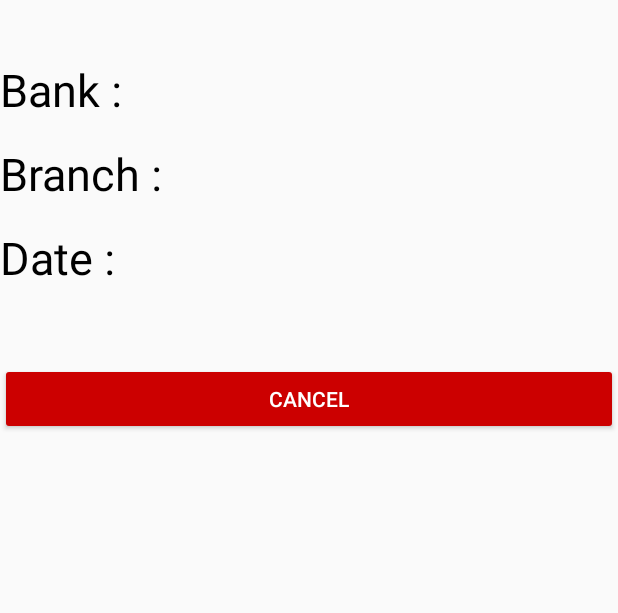
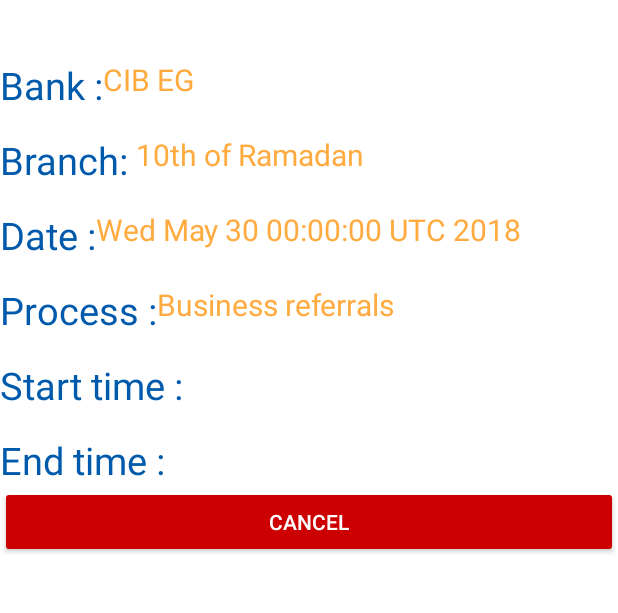
Before and after one commit to ahmedHusseinF/cib-reserve-android, an Android app: the SummaryActivity screen opened directly, with no data from a screen before it, on a phone screen of 412 x 824 dp, the part 297-910 px from its top. Run offline under Robolectric (Android 15) with nearby library versions, the phone set to English and light mode, and no system bars; our stand-ins replace Firebase (no records; nobody signed in at launch, a user with empty details on screens opened directly); libraries missing offline, so code that uses them is left out: com.androidnetworking, com.androidnetworking.common, com.androidnetworking.error, com.androidnetworking.interfaces.

Commit message:
done most of summary

```diff
--- a/app/src/main/java/com/cibeg/cibreserve/ProcessActivity.java
+++ b/app/src/main/java/com/cibeg/cibreserve/ProcessActivity.java
@@ -276,6 +276,7 @@ public class ProcessActivity extends AppCompatActivity {
             // Format the date using style full
             DateFormat df_full = DateFormat.getDateInstance(DateFormat.FULL);
             String df_full_str = df_full.format(chosenDate);
+
             SimpleDateFormat sdf = new SimpleDateFormat("EEEE");
             Date d_name = chosenDate;
             String dayOfTheWeek = sdf.format(d_name);
@@ -293,6 +294,7 @@ public class ProcessActivity extends AppCompatActivity {
                 tv.setTextColor(Color.parseColor("#3F51B5"));
                 tv.setTextSize(20);
                 tv.setText("Choosen date:" + "\n" + df_full_str);
+
                 s_process.setEnabled(true);
                 getActivity().findViewById(R.id.fabProcess).setEnabled(true);
                 ChosenDateisRight = true;
--- a/app/src/main/java/com/cibeg/cibreserve/SlotsActivity.java
+++ b/app/src/main/java/com/cibeg/cibreserve/SlotsActivity.java
@@ -115,13 +115,22 @@ public class SlotsActivity extends AppCompatActivity {
                 String end = "";
 
                 for(int i=0;i<radiosArray.size();i++){
-                    // hhhhh
+                    if(radiosArray.get(i).isChecked()){
+                        start = radiosArray.get(i).getText().toString().split("-")[0];
+                        end = radiosArray.get(i).getText().toString().split("-")[1];
+                        break; // get only radio button
+                    }
                 }
 
                 if(start.isEmpty()){
                     Toast.makeText(SlotsActivity.this, "Please select a slot first...", Toast.LENGTH_LONG).show();
+                    return;
                 }
 
+                SharedPreferences.Editor edits = prefs.edit();
+                edits.putString("start", start);
+                edits.putString("end", end);
+                edits.apply();
 
                 // reserve the thing
                 AndroidNetworking
--- a/app/src/main/java/com/cibeg/cibreserve/SummaryActivity.java
+++ b/app/src/main/java/com/cibeg/cibreserve/SummaryActivity.java
@@ -3,23 +3,24 @@ package com.cibeg.cibreserve;
 import android.content.DialogInterface;
 import android.content.Intent;
 import android.content.SharedPreferences;
+import android.os.Bundle;
 import android.support.v7.app.AlertDialog;
 import android.support.v7.app.AppCompatActivity;
-import android.os.Bundle;
-import android.util.Log;
 import android.view.View;
+import android.widget.TextView;
 import android.widget.Toast;
 
 import com.androidnetworking.AndroidNetworking;
 import com.androidnetworking.common.Priority;
 import com.androidnetworking.error.ANError;
-import com.androidnetworking.interfaces.JSONArrayRequestListener;
 import com.androidnetworking.interfaces.StringRequestListener;
 import com.google.firebase.auth.FirebaseAuth;
 
-import org.json.JSONArray;
+import java.text.ParseException;
+import java.text.SimpleDateFormat;
+import java.util.Locale;
 
-public class SummaryActivity extends AppCompatActivity {
+public class SummaryActivity extends AppCompatActivity { // 5od screenshoot wngz w8
 
     @Override
     protected void onCreate(Bundle savedInstanceState) {
@@ -29,6 +30,50 @@ public class SummaryActivity extends AppCompatActivity {
         if (getActionBar() != null) {
             getActionBar().hide();
         }
+
+
+        SharedPreferences prefs = getSharedPreferences("MY_OWN_PREFERENCE", MODE_PRIVATE);
+
+
+        final String branch = prefs.getString("branch", " 10th of Ramadan");
+        final String bank = prefs.getString("bank", "CIB EG");
+        final String service = prefs.getString("service", "Business referrals");
+        final String date = prefs.getString("date", "20180530");
+
+        final String start=prefs.getString("start","");
+        final String end=prefs.getString("end","");
+
+        TextView bank_name =findViewById(R.id.sum_bank_name);
+        bank_name.setText(bank);
+
+        TextView branch_name =findViewById(R.id.sum_branch_name);
+        branch_name.setText(branch);
+
+
+        TextView date_name =findViewById(R.id.sum_date_name);
+        SimpleDateFormat fromUser = new SimpleDateFormat("yyyyMMdd", Locale.ENGLISH);
+        String newDate = "";
+        try {
+            newDate = fromUser.parse(date).toString();
+        } catch (ParseException e) {
+            e.printStackTrace();
+        }
+        date_name.setText(newDate);
+
+        TextView process_name =findViewById(R.id.sum_process_name);
+        process_name.setText(service);
+
+        TextView start_name =findViewById(R.id.sum_start_name);
+        start_name.setText(start);
+
+        TextView end_name =findViewById(R.id.sum_end_name);
+        end_name.setText(end);
+
+
+
+
+
+
 
 
         findViewById(R.id.cancel_button).setOnClickListener(new View.OnClickListener() {
--- a/app/src/main/res/layout/activity_summary.xml
+++ b/app/src/main/res/layout/activity_summary.xml
@@ -5,6 +5,7 @@
     xmlns:tools="http://schemas.android.com/tools"
     android:layout_width="match_parent"
     android:layout_height="match_parent"
+    android:background="@color/white"
     tools:context=".SummaryActivity">
 
     <ImageView
@@ -18,67 +19,135 @@
 
     <TextView
         android:id="@+id/sum_bank_label"
-        android:textColor="@android:color/black"
         android:layout_below="@id/summary_logo"
         android:layout_width="wrap_content"
         android:layout_height="wrap_content"
         android:layout_marginTop="15dp"
+        android:textColor="@color/primary"
         android:text="Bank :"
-        android:textSize="30sp" />
+        android:textSize="25sp" />
 
     <TextView
         android:id="@+id/sum_bank_name"
         android:layout_width="wrap_content"
         android:layout_height="wrap_content"
-        android:textColor="@android:color/black"
-        android:textSize="30sp"
+        android:textColor="@color/accent"
+        android:textSize="20sp"
+        android:text=""
         android:layout_marginTop="15dp"
         android:layout_below="@id/summary_logo"
         android:layout_toEndOf="@id/sum_bank_label"/>
 
     <TextView
         android:id="@+id/sum_branch_label"
-        android:textColor="@android:color/black"
+        android:textColor="@color/primary"
         android:layout_below="@id/sum_bank_label"
         android:layout_width="wrap_content"
         android:layout_height="wrap_content"
         android:layout_marginTop="15dp"
-        android:text="Branch :"
-        android:textSize="30sp" />
+        android:text="Branch:"
+        android:textSize="25sp" />
 
     <TextView
         android:id="@+id/sum_branch_name"
         android:layout_width="wrap_content"
         android:layout_height="wrap_content"
-        android:textColor="@android:color/black"
+        android:textColor="@color/accent"
         android:layout_marginTop="15dp"
-        android:textSize="30sp"
+        android:text=""
+        android:textSize="20sp"
         android:layout_below="@id/sum_bank_label"
-        android:layout_toEndOf="@id/sum_bank_label"/>
+        android:layout_toEndOf="@id/sum_branch_label"/>
 
     <TextView
         android:id="@+id/sum_date_label"
-        android:textColor="@android:color/black"
+        android:textColor="@color/primary"
         android:layout_below="@id/sum_branch_label"
         android:layout_width="wrap_content"
         android:layout_height="wrap_content"
         android:layout_marginTop="15dp"
         android:text="Date :"
-        android:textSize="30sp" />
+        android:textSize="25sp" />
 
     <TextView
         android:id="@+id/sum_date_name"
         android:layout_width="wrap_content"
         android:layout_height="wrap_content"
-        android:textColor="@android:color/black"
+        android:textColor="@color/accent"
+        android:text=""
         android:layout_marginTop="15dp"
-        android:textSize="30sp"
+        android:textSize="20sp"
         android:layout_below="@id/sum_branch_label"
-        android:layout_toEndOf="@id/sum_bank_label"/>
+        android:layout_toEndOf="@id/sum_date_label"/>
+
+    <TextView
+        android:id="@+id/sum_process_label"
+        android:textColor="@color/primary"
+        android:layout_below="@id/sum_date_label"
+        android:layout_width="wrap_content"
+        android:layout_height="wrap_content"
+        android:layout_marginTop="15dp"
+        android:text="Process :"
+        android:textSize="25sp" />
+
+    <TextView
+        android:id="@+id/sum_process_name"
+        android:layout_width="wrap_content"
+        android:layout_height="wrap_content"
+        android:textColor="@color/accent"
+        android:text=""
+        android:layout_marginTop="15dp"
+        android:textSize="20sp"
+        android:layout_below="@id/sum_date_label"
+        android:layout_toEndOf="@id/sum_process_label"/>
+    <TextView
+        android:id="@+id/sum_start_label"
+        android:textColor="@color/primary"
+        android:layout_below="@id/sum_process_label"
+        android:layout_width="wrap_content"
+        android:layout_height="wrap_content"
+        android:layout_marginTop="15dp"
+        android:text="Start time :"
+        android:textSize="25sp" />
+
+    <TextView
+        android:id="@+id/sum_start_name"
+        android:layout_width="wrap_content"
+        android:layout_height="wrap_content"
+        android:textColor="@color/accent"
+        android:text=""
+        android:layout_marginTop="15dp"
+        android:textSize="20sp"
+        android:layout_below="@id/sum_process_label"
+        android:layout_toEndOf="@id/sum_start_label"/>
+
+    <TextView
+        android:id="@+id/sum_end_label"
+        android:textColor="@color/primary"
+        android:layout_below="@id/sum_start_label"
+        android:layout_width="wrap_content"
+        android:layout_height="wrap_content"
+        android:layout_marginTop="15dp"
+        android:text="End time :"
+        android:textSize="25sp" />
+
+    <TextView
+        android:id="@+id/sum_end_name"
+        android:layout_width="wrap_content"
+        android:layout_height="wrap_content"
+        android:textColor="@color/accent"
+        android:text=""
+        android:layout_marginTop="15dp"
+        android:textSize="20sp"
+        android:layout_below="@id/sum_start_label"
+        android:layout_toEndOf="@id/sum_end_label"/>
+
+
+
 
     <Button
         android:id="@+id/cancel_button"
-        android:layout_below="@id/sum_date_label"
+        android:layout_below="@id/sum_start_label"
         android:layout_width="match_parent"
         android:layout_height="wrap_content"
         android:theme="@style/CancelButton"
```
